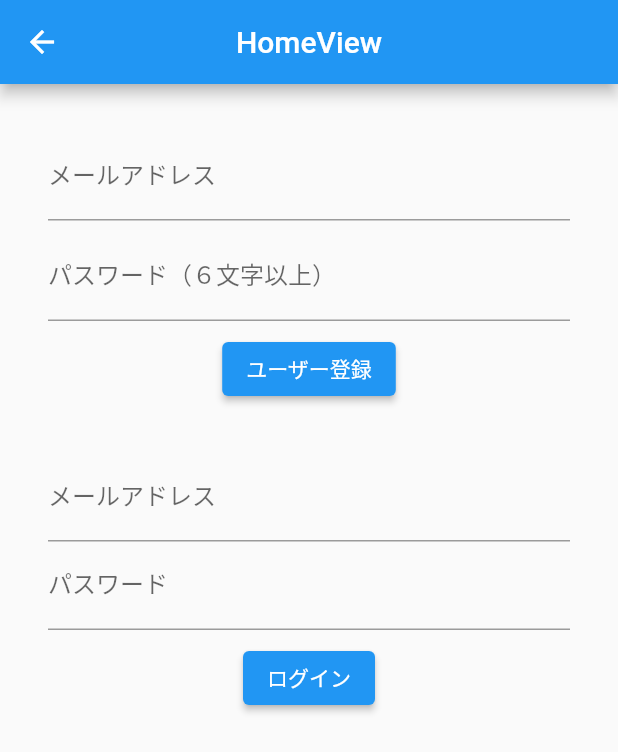
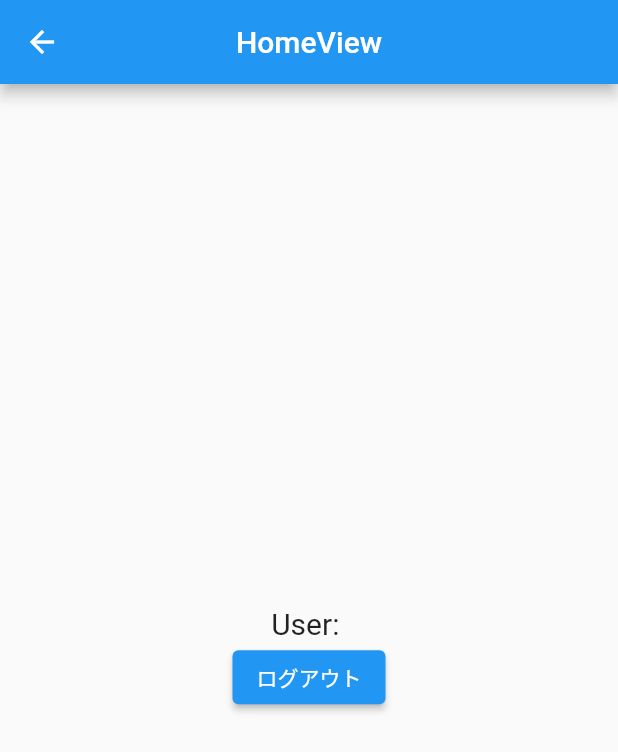
Before and after one commit to a733573/Rickerest, a Flutter app: the HomeView screen opened by its route, on a phone screen of 412 x 824 dp. Shown: the top 752 px of the screen. Run offline on Flutter 3.47's test engine with Material 2 defaults, Android fonts, the phone set to English and light mode, and no system bars; our stand-ins replace firebase_auth, firebase_core, get; missing offline and left inert: flutterfire_ui; accounts and stored records are empty; statements that could not run were skipped.

Commit message:
homePageとsignInPageの分割

```diff
--- a/analysis_options.yaml
+++ b/analysis_options.yaml
@@ -1,6 +1,7 @@
 include: package:pedantic_mono/analysis_options.yaml
 
 analyzer:
+  exclude: ['lib/generated_plugin_registrant.dart']
   strong-mode:
     implicit-dynamic: true
   language:
--- a/lib/app/modules/home/controllers/home_controller.dart
+++ b/lib/app/modules/home/controllers/home_controller.dart
@@ -1,22 +1,3 @@
 import 'package:get/get.dart';
 
-class HomeController extends GetxController {
-  // 入力されたメールアドレス
-  String newUserEmail = '';
-
-  // 入力されたパスワード
-  String newUserPassword = '';
-
-  //　登録・ログインに関する情報を表示
-  final RxString _infoText = ''.obs;
-
-  String get infoText => _infoText.value;
-
-  set infoText(String value) => _infoText.value = value;
-
-  // 入力されたメールアドレス（ログイン）
-  String loginUserEmail = '';
-
-  // 入力されたパスワード（ログイン）
-  String loginUserPassword = '';
-}
+class HomeController extends GetxController {}
--- /dev/null
+++ b/lib/app/modules/home/middleware/auth_middleware.dart
@@ -0,0 +1,15 @@
+import 'package:firebase_auth/firebase_auth.dart';
+import 'package:flutter/cupertino.dart';
+import 'package:get/get.dart';
+import 'package:get/get_navigation/get_navigation.dart';
+import 'package:rickerest/app/routes/app_pages.dart';
+
+class AuthMiddleware extends GetMiddleware {
+  @override
+  RouteSettings? redirect(String? route) {
+    if (FirebaseAuth.instance.currentUser == null) {
+      return const RouteSettings(name: Routes.SIGN_IN);
+    }
+    return null;
+  }
+}
--- a/lib/app/modules/home/views/home_view.dart
+++ b/lib/app/modules/home/views/home_view.dart
@@ -15,86 +15,21 @@ class HomeView extends GetView<HomeController> {
         centerTitle: true,
       ),
       body: Center(
-        child: Container(
-          padding: const EdgeInsets.all(32),
-          child: Column(
-            children: <Widget>[
-              TextFormField(
-                // テキスト入力のラベルを設定
-                decoration: const InputDecoration(labelText: 'メールアドレス'),
-                onChanged: (String value) {
-                  controller.newUserEmail = value;
-                },
-              ),
-              const SizedBox(height: 8),
-              TextFormField(
-                decoration: const InputDecoration(labelText: 'パスワード（６文字以上）'),
-                // パスワードが見えないようにする
-                obscureText: true,
-                onChanged: (String value) {
-                  controller.newUserPassword = value;
-                },
-              ),
-              const SizedBox(height: 8),
-              ElevatedButton(
-                onPressed: () async {
-                  try {
-                    // メール/パスワードでユーザー登録
-                    final FirebaseAuth auth = FirebaseAuth.instance;
-                    final UserCredential result =
-                        await auth.createUserWithEmailAndPassword(
-                      email: controller.newUserEmail,
-                      password: controller.newUserPassword,
-                    );
-                    // 登録したユーザー情報
-                    final User user = result.user!;
-                    controller.infoText = '登録OK：${user.email}';
-                  } on Exception catch (e) {
-                    // 登録に失敗した場合
-                    controller.infoText = '登録NG：${e.toString()}';
-                  }
-                },
-                child: const Text('ユーザー登録'),
-              ),
-              const SizedBox(height: 32),
-              TextFormField(
-                decoration: const InputDecoration(labelText: 'メールアドレス'),
-                onChanged: (String value) {
-                  controller.loginUserEmail = value;
-                },
-              ),
-              TextFormField(
-                decoration: const InputDecoration(labelText: 'パスワード'),
-                obscureText: true,
-                onChanged: (String value) {
-                  controller.loginUserPassword = value;
-                },
-              ),
-              const SizedBox(height: 8),
-              ElevatedButton(
-                onPressed: () async {
-                  try {
-                    // メール/パスワードでログイン
-                    final FirebaseAuth auth = FirebaseAuth.instance;
-                    final UserCredential result =
-                        await auth.signInWithEmailAndPassword(
-                      email: controller.loginUserEmail,
-                      password: controller.loginUserPassword,
-                    );
-                    // ログインに成功した場合
-                    final User user = result.user!;
-                    controller.infoText = 'ログインOK：${user.email}';
-                  } on Exception catch (e) {
-                    // ログインに失敗した場合
-                    controller.infoText = 'ログインNG：${e.toString()}';
-                  }
-                },
-                child: const Text('ログイン'),
-              ),
-              const SizedBox(height: 8),
-              Obx(() => Text(controller.infoText))
-            ],
-          ),
+        child: Column(
+          mainAxisAlignment: MainAxisAlignment.center,
+          children: [
+            Text(
+              'User: ${FirebaseAuth.instance.currentUser?.email}',
+              style: const TextStyle(fontSize: 20),
+            ),
+            ElevatedButton(
+              onPressed: () {
+                FirebaseAuth.instance.signOut();
+                Get.offNamed('/sign-in');
+              },
+              child: const Text('ログアウト'),
+            )
+          ],
         ),
       ),
     );
--- /dev/null
+++ b/lib/app/modules/sign_in/controllers/sign_in_controller.dart
@@ -0,0 +1,3 @@
+import 'package:get/get.dart';
+
+class SignInController extends GetxController {}
--- a/lib/app/routes/app_pages.dart
+++ b/lib/app/routes/app_pages.dart
@@ -1,20 +1,31 @@
+// ignore_for_file: prefer_const_constructors, constant_identifier_names
+
 import 'package:get/get.dart';
+import 'package:rickerest/app/modules/home/middleware/auth_middleware.dart';
 
 import '../modules/home/bindings/home_binding.dart';
 import '../modules/home/views/home_view.dart';
+import '../modules/sign_in/bindings/sign_in_binding.dart';
+import '../modules/sign_in/views/sign_in_view.dart';
 
 part 'app_routes.dart';
 
 class AppPages {
   AppPages._();
 
-  static const initial = Routes.home;
+  static const INITIAL = Routes.HOME;
 
   static final routes = [
     GetPage(
-      name: _Paths.home,
-      page: () => const HomeView(),
+      name: _Paths.HOME,
+      page: () => HomeView(),
       binding: HomeBinding(),
+      middlewares: [AuthMiddleware()],
+    ),
+    GetPage(
+      name: _Paths.SIGN_IN,
+      page: () => SignInView(),
+      binding: SignInBinding(),
     ),
   ];
 }
--- a/lib/app/routes/app_routes.dart
+++ b/lib/app/routes/app_routes.dart
@@ -1,12 +1,16 @@
+// ignore_for_file: constant_identifier_names
+
 part of 'app_pages.dart';
 // DO NOT EDIT. This is code generated via package:get_cli/get_cli.dart
 
 abstract class Routes {
   Routes._();
-  static const home = _Paths.home;
+  static const HOME = _Paths.HOME;
+  static const SIGN_IN = _Paths.SIGN_IN;
 }
 
 abstract class _Paths {
   _Paths._();
-  static const home = '/home';
+  static const HOME = '/home';
+  static const SIGN_IN = '/sign-in';
 }
```
Also changed, not shown: lib/app/modules/sign_in/bindings/sign_in_binding.dart (added, +12 -0 lines), lib/app/modules/sign_in/views/local_widgets/senbei_bayashi_image.dart (added, +17 -0 lines), lib/app/modules/sign_in/views/sign_in_view.dart (added, +46 -0 lines), lib/main.dart (+17 -7 lines), pubspec.yaml (+5 -3 lines), assets/images/senbei_bayashi.png (added), 3 other files.
